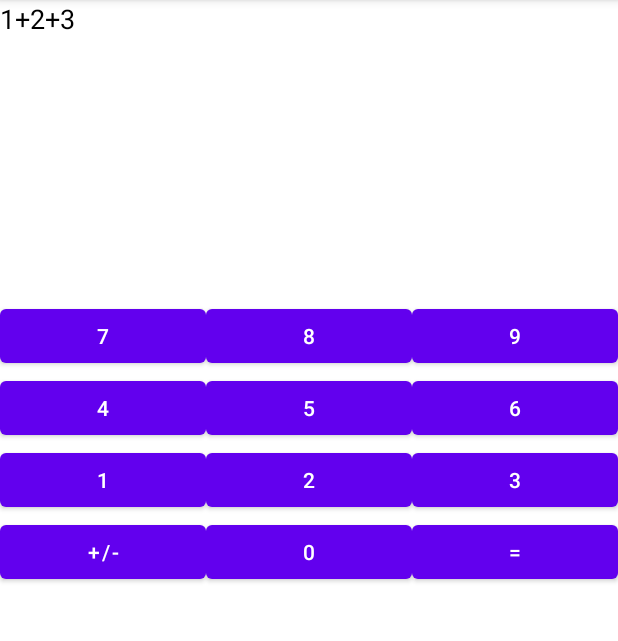
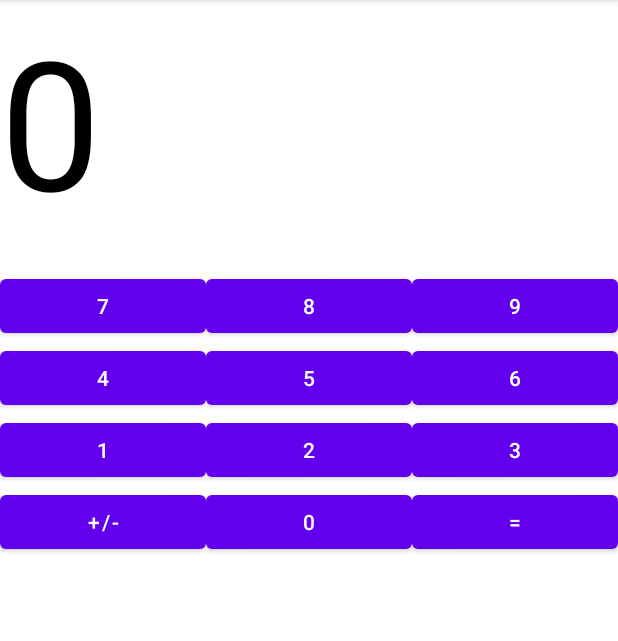
Before and after one commit to alejandroav93/Laboratorio01_Kotlin, an Android app: the Actividad2 screen opened directly, with no data from a screen before it, on a phone screen of 412 x 824 dp, the part 84-725 px from its top. Run offline under Robolectric (Android 15) with nearby library versions, the phone set to English and light mode, and no system bars.

Commit message:
Calculator + Buttons [DESIGN UPDATE]

```diff
--- a/app/src/main/res/layout/activity_actividad2.xml
+++ b/app/src/main/res/layout/activity_actividad2.xml
@@ -9,10 +9,12 @@
 
     <TextView
         android:layout_width="match_parent"
+        android:textSize="120sp"
+        android:text="0"
+        android:layout_height="180dp"
+        android:layout_gravity="bottom|right"
         android:textColor="#000000"
-        android:textSize="18sp"
-        android:text="1+2+3"
-        android:layout_height="200dp"/>
+         />
 
     <LinearLayout
         android:layout_width="match_parent"
```
